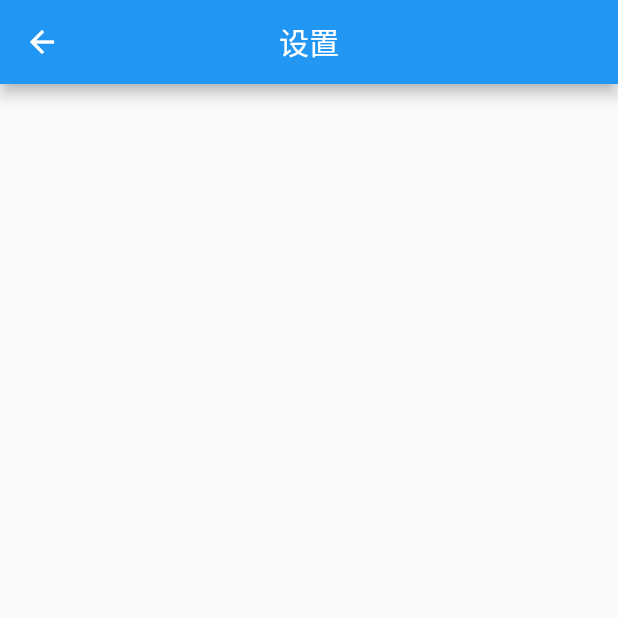
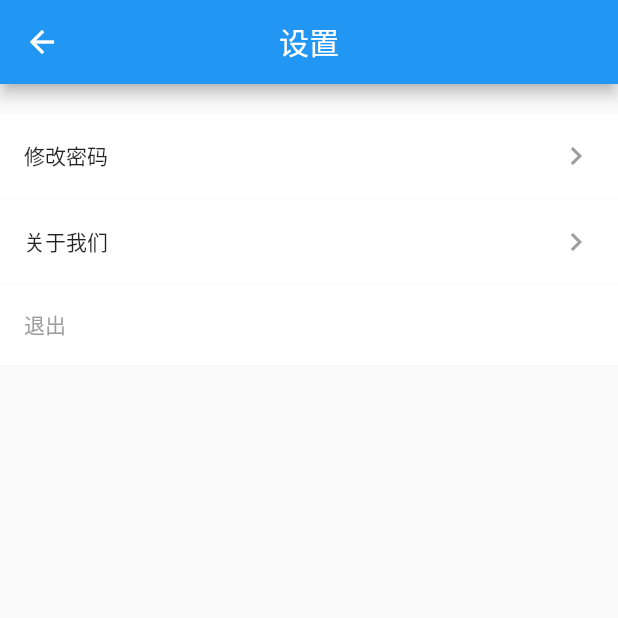
Before and after one commit to komamj/carrier, a Flutter app: the SettingsPage screen opened by its route, on a phone screen of 412 x 824 dp, the top half of it. Run offline on Flutter 3.47's test engine with Material 2 defaults, Android fonts, the phone set to English and light mode, and no system bars; our stand-ins replace dio, fluttertoast, shared_preferences, webview_flutter; accounts and stored records are empty; network calls fail.

Commit message:
feat: [mine] #N/A add setting

```diff
--- a/lib/presentation/app.dart
+++ b/lib/presentation/app.dart
@@ -6,6 +6,8 @@ import 'package:carrier/presentation/mine/agreement/platform_agreement_page.dart
 import 'package:carrier/presentation/mine/feedback/feedback_page.dart';
 import 'package:carrier/presentation/mine/resource/resource_management_page.dart';
 import 'package:carrier/presentation/mine/settings/settings_page.dart';
+import 'package:carrier/presentation/mine/settings/change_password/change_password_page.dart';
+import 'package:carrier/presentation/mine/settings/about_us/about_us_page.dart';
 import 'package:carrier/presentation/mine/users/users_page.dart';
 import 'package:carrier/presentation/mine/users/edit_user_phone/edit_user_phone_page.dart';
 import 'package:carrier/presentation/mine/users/edit_user_phone/edit_user_new_phone_page.dart';
@@ -60,6 +62,8 @@ class App extends StatelessWidget {
           Constants.editUserPhonePage: (context) => EditUserPhonePage(),
           Constants.editUserNewPhonePage: (context) => EditUserNewPhonePage(),
           Constants.settingsPage: (context) => SettingsPage(),
+          Constants.changePasswordPage: (context) => ChangePasswordPage(),
+          Constants.aboutUsPage: (context) => AboutUsPage(),
           Constants.feedbackPage: (context) => FeedbackPage(),
           Constants.agreementPage: (context) => PlatformAgreementPage(),
           Constants.resourcePage: (context) => ResourceManagementPage(),
--- a/lib/presentation/mine/mine_page.dart
+++ b/lib/presentation/mine/mine_page.dart
@@ -1,3 +1,4 @@
+import 'package:carrier/presentation/mine/mine_list_item_icon.dart';
 import 'package:flutter/cupertino.dart';
 import 'package:flutter/material.dart';
 
--- a/lib/presentation/mine/settings/settings_page.dart
+++ b/lib/presentation/mine/settings/settings_page.dart
@@ -1,3 +1,4 @@
+import 'package:carrier/presentation/util/constants.dart';
 import 'package:flutter/material.dart';
 
 class SettingsPage extends StatefulWidget {
@@ -6,6 +7,55 @@ class SettingsPage extends StatefulWidget {
 }
 
 class _SettingsPageState extends State<SettingsPage> {
+  _listItemIcon(String title, String pageName) {
+    return Material(
+        color: Colors.white,
+        child: InkWell(
+          highlightColor: Color.fromRGBO(243, 243, 243, 0.6),
+          onTap: () {
+            Navigator.pushNamed(context, pageName);
+          },
+          child: Container(
+              child: Padding(
+            padding: EdgeInsets.all(16),
+            child: Flex(direction: Axis.horizontal, children: [
+              Expanded(
+                  child: Container(
+                child: Text(title),
+              )),
+              Icon(
+                Icons.navigate_next,
+                color: Colors.grey,
+              )
+            ]),
+          )),
+        ));
+  }
+
+  _listItemText(String title) {
+    return Material(
+        color: Colors.white,
+        child: InkWell(
+          highlightColor: Color.fromRGBO(243, 243, 243, 0.6),
+          onTap: () {
+            //Navigator.pushNamed(context, pageName);
+          },
+          child: Container(
+              child: Padding(
+            padding: EdgeInsets.all(16),
+            child: Flex(direction: Axis.horizontal, children: [
+              Expanded(
+                  child: Container(
+                child: Text(
+                  title,
+                  style: TextStyle(color: Colors.grey),
+                ),
+              ))
+            ]),
+          )),
+        ));
+  }
+
   @override
   Widget build(BuildContext context) {
     return Scaffold(
@@ -17,6 +67,24 @@ class _SettingsPageState extends State<SettingsPage> {
         //backgroundColor: Colors.white,
         centerTitle: true,
       ),
+      body: Container(
+        child: Column(
+          children: [
+            SizedBox(
+              height: 20.0,
+            ),
+            this._listItemIcon("修改密码", Constants.changePasswordPage),
+            SizedBox(
+              height: 1.0,
+            ),
+            this._listItemIcon("关于我们", Constants.aboutUsPage),
+            SizedBox(
+              height: 1.0,
+            ),
+            this._listItemText("退出"),
+          ],
+        ),
+      ),
     );
   }
 }
--- a/lib/presentation/mine/users/edit_user_phone/edit_user_new_phone_page.dart
+++ b/lib/presentation/mine/users/edit_user_phone/edit_user_new_phone_page.dart
@@ -87,7 +87,7 @@ class _EditUserNewPhonePageState extends State<EditUserNewPhonePage> {
                       maxLines: 1,
                       autofocus: false,
                       textAlign: TextAlign.end,
-                      keyboardType: TextInputType.number,
+                      keyboardType: TextInputType.phone,
                       decoration: const InputDecoration(
                         hintText: '请输入新手机号',
                         enabledBorder: UnderlineInputBorder(
@@ -192,7 +192,7 @@ class _EditUserNewPhonePageState extends State<EditUserNewPhonePage> {
     return Scaffold(
       appBar: AppBar(
         title: Text(
-          "更换手机号",
+          "绑定新手机号",
           //style: TextStyle(color: Colors.black54),
         ),
         //backgroundColor: Colors.white,
@@ -210,6 +210,7 @@ class _EditUserNewPhonePageState extends State<EditUserNewPhonePage> {
                 height: 20.0,
               ),
               this._oldPhone(),
+              SizedBox(height: 6.0),
               this._sendSms(),
               this._nextPage()
             ],
--- a/lib/presentation/mine/users/edit_user_phone/edit_user_phone_page.dart
+++ b/lib/presentation/mine/users/edit_user_phone/edit_user_phone_page.dart
@@ -111,6 +111,7 @@ class _EditUserPhonePageState extends State<EditUserPhonePage> {
                       ),
                       controller: _smsController,
                     )),
+                SizedBox(width: 20),
                 InkWell(
                   onTap: () {
                     if (_currentTimer <= 0) {
@@ -186,6 +187,7 @@ class _EditUserPhonePageState extends State<EditUserPhonePage> {
                 height: 20.0,
               ),
               this._oldPhone(),
+              SizedBox(height: 6.0),
               this._sendSms(),
               this._nextPage()
             ],
--- a/lib/presentation/util/constants.dart
+++ b/lib/presentation/util/constants.dart
@@ -15,6 +15,9 @@ class Constants {
   static const String editUserNewPhonePage =
       "/mine/users/edit_user_new_phone"; // 修改用户信息->更换手机号-->输入新手机号
   static const String settingsPage = "/mine/settings"; // 设置页
+  static const String changePasswordPage =
+      "/mine/settings/change_password"; // 设置页->修改密码
+  static const String aboutUsPage = "/mine/settings/about_us"; // 设置页->关于我们
   static const String feedbackPage = "/mine/feedback"; // 反馈页
   static const String resourcePage = "/mine/resource"; // 资源管理页
   static const String agreementPage = "/mine/agreement"; // 平台协议页
```
Also changed, not shown: lib/presentation/mine/mine_list_item_icon.dart (added, +45 -0 lines), lib/presentation/mine/settings/about_us/about_us_page.dart (added, +85 -0 lines), lib/presentation/mine/settings/change_password/change_password_page.dart (added, +23 -0 lines).
